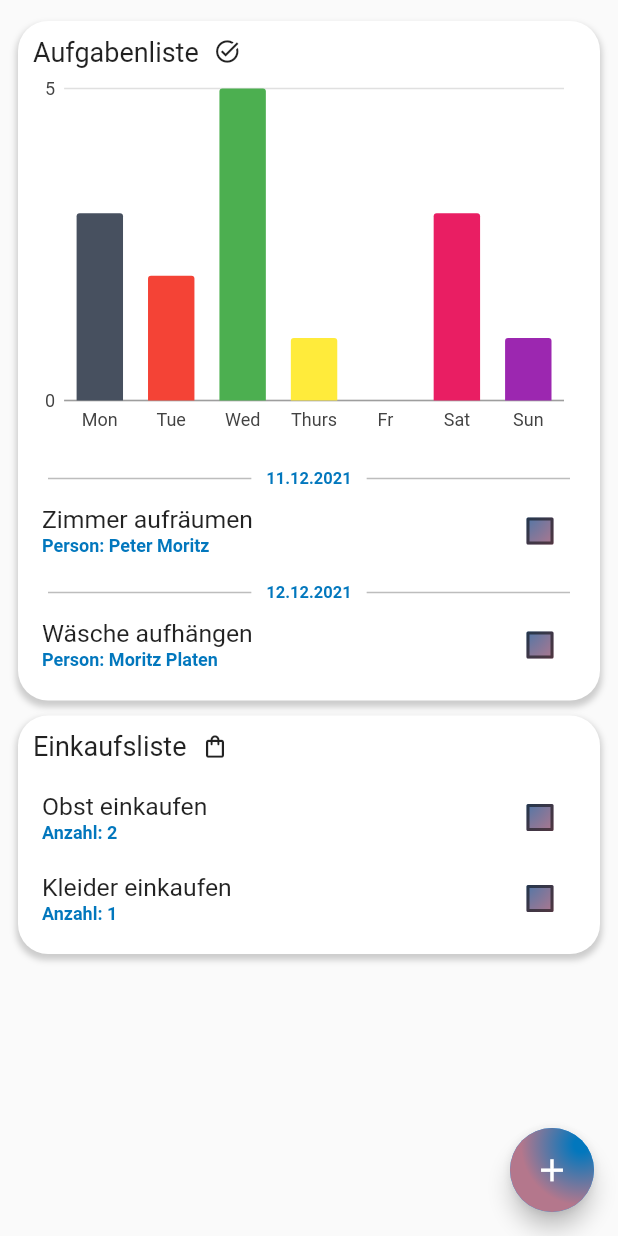
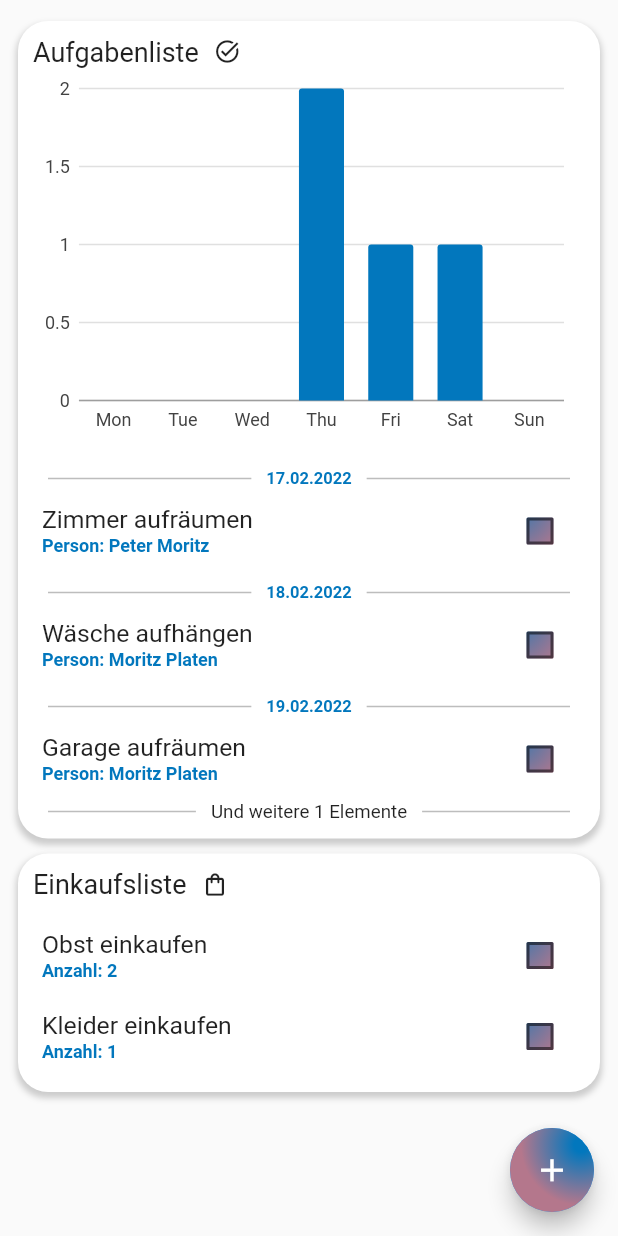
Before and after one commit to MoritzPlaten/Poam, a Flutter app: the screen it shows after launch, on a phone screen of 412 x 824 dp. Run offline on Flutter 3.47's test engine with Material 2 defaults, Android fonts, the phone set to English and light mode, and no system bars; our stand-ins replace charts_flutter, firebase_auth, firebase_core, google_fonts; accounts and stored records are empty; Roboto replaces fonts that are missing (Kreon, Ubuntu).

Commit message:
Change ItemModel, Add Chart

```diff
--- /dev/null
+++ b/lib/services/chartServices/Objects/ChartModel.dart
@@ -0,0 +1,9 @@
+import 'package:poam/services/chartServices/Objects/BartChartModel.dart';
+
+class ChartModel {
+
+  List<BarChartModel> barChartModels;
+
+  ChartModel(this.barChartModels);
+
+}
--- /dev/null
+++ b/lib/services/chartServices/Objects/ChartSeries.dart
@@ -0,0 +1,11 @@
+import 'BartChartModel.dart';
+
+import 'package:charts_flutter/flutter.dart' as charts;
+
+class ChartSeries {
+
+  List<charts.Series<BarChartModel, String>> series;
+
+  ChartSeries(this.series);
+
+}
--- a/lib/services/dateServices/DateService.dart
+++ b/lib/services/dateServices/DateService.dart
@@ -1,60 +1,9 @@
 import 'package:flutter/material.dart';
 import 'package:charts_flutter/flutter.dart' as charts;
-import 'Objects/BartChartModel.dart';
+import 'package:intl/intl.dart';
+import '../chartServices/Objects/BartChartModel.dart';
 
 class DateService {
-
-  final List<BarChartModel> data = [
-    BarChartModel(
-      day: "Mon",
-      tasks: 3,
-      finishedTasks: 1,
-      color: charts.ColorUtil.fromDartColor
-        (const Color(0xFF47505F)),
-    ),
-    BarChartModel(
-      day: "Tue",
-      tasks: 2,
-      finishedTasks: 0,
-      color: charts.ColorUtil.fromDartColor
-        (Colors.red),
-    ),
-    BarChartModel(
-      day: "Wed",
-      tasks: 5,
-      finishedTasks: 1,
-      color: charts.ColorUtil.fromDartColor
-        (Colors.green),
-    ),
-    BarChartModel(
-      day: "Thurs",
-      tasks: 1,
-      finishedTasks: 0,
-      color: charts.ColorUtil.fromDartColor
-        (Colors.yellow),
-    ),
-    BarChartModel(
-      day: "Fr",
-      tasks: 0,
-      finishedTasks: 1,
-      color: charts.ColorUtil.fromDartColor
-        (Colors.lightBlueAccent),
-    ),
-    BarChartModel(
-      day: "Sat",
-      tasks: 3,
-      finishedTasks: 0,
-      color: charts.ColorUtil.fromDartColor
-        (Colors.pink),
-    ),
-    BarChartModel(
-      day: "Sun",
-      tasks: 1,
-      finishedTasks: 1,
-      color: charts.ColorUtil.fromDartColor
-        (Colors.purple),
-    ),
-  ];
 
   ///Gets the Date of the Monday in this week
   DateTime getMondayDate() {
@@ -71,8 +20,8 @@ class DateService {
   }
 
   ///Get a List of all dates
-  List<String> getListOfAllDates(Iterable<dynamic> getItems) {
-    List<String> dates = List.generate(getItems.length, (index) => "");
+  List<DateTime> getListOfAllDates(Iterable<dynamic> getItems) {
+    List<DateTime> dates = List.generate(getItems.length, (index) => DateTime(0));
     for (int i = 0;i < dates.length; i++) {
 
       if (!dates.contains(getItems.elementAt(i).date)) {
@@ -80,11 +29,11 @@ class DateService {
       }
     }
     for (int i = 0;i < getItems.length; i++) {
-      dates.remove("");
+      dates.remove(DateTime(0));
     }
 
     dates.sort((a, b){ //sorting in ascending order
-      return DateTime.parse(a).compareTo(DateTime.parse(b));
+      return a.compareTo(b);
     });
 
     return dates;
@@ -98,4 +47,7 @@ class DateService {
     return days;
   }
 
+  String displayDate(DateTime dateTime) {
+    return DateFormat.E().format(dateTime);
+  }
 }
--- a/lib/services/itemServices/MenuService.dart
+++ b/lib/services/itemServices/MenuService.dart
@@ -1,4 +1,5 @@
 import 'package:flutter/cupertino.dart';
+import 'package:intl/intl.dart';
 import 'package:poam/services/itemServices/Objects/Category.dart';
 import 'package:poam/services/itemServices/Objects/ItemModel.dart';
 import 'package:poam/services/itemServices/Objects/Person.dart';
@@ -7,10 +8,13 @@ class MenuService extends ChangeNotifier {
 
   ///At the Moment the local db
   List<dynamic> getItems = [
-    ItemModel("Obst einkaufen", 2, false, Person(""), Categories.shopping, ""),
-    ItemModel("Wäsche aufhängen", 0, false, Person("Moritz Platen"), Categories.tasks, "2021-12-12"),
-    ItemModel("Kleider einkaufen", 1, false, Person(""), Categories.shopping, ""),
-    ItemModel("Zimmer aufräumen", 0, false, Person("Peter Moritz"), Categories.tasks, "2021-12-11"),
+    ItemModel("Obst einkaufen", 2, false, Person(""), Categories.shopping, DateTime(0)),
+    //ItemModel("Wäsche aufhängen", 0, false, Person("Moritz Platen"), Categories.tasks, DateFormat.yMd().format(DateTime(2022, 2, 12))),///TODO: Das habe ich geändert
+    ItemModel("Wäsche aufhängen", 0, false, Person("Moritz Platen"), Categories.tasks, DateTime(2022, 2, 18)),
+    ItemModel("Kleider einkaufen", 1, false, Person(""), Categories.shopping, DateTime(0)),
+    ItemModel("Zimmer aufräumen", 0, false, Person("Peter Moritz"), Categories.tasks, DateTime(2022, 2, 17)),
+    ItemModel("Garage aufräumen", 0, false, Person("Moritz Platen"), Categories.tasks, DateTime(2022, 2, 19)),
+    ItemModel("App programmieren", 0, false, Person("Moritz Platen"), Categories.tasks, DateTime(2022, 2, 17)),
   ];
 
   ///Remove the ItemModel from our db
--- a/lib/services/itemServices/Objects/ItemModel.dart
+++ b/lib/services/itemServices/Objects/ItemModel.dart
@@ -9,7 +9,7 @@ class ItemModel {
   bool isChecked;
   Person person;
   Categories categories;
-  String date;
+  DateTime date;
 
   ItemModel (this.title, this.count, this.isChecked, this.person, this.categories, this.date);
 
--- a/lib/widgets/PoamChart/PoamChart.dart
+++ b/lib/widgets/PoamChart/PoamChart.dart
@@ -1,10 +1,17 @@
+import 'package:flutter/cupertino.dart';
 import 'package:flutter/material.dart';
+import 'package:intl/intl.dart';
+import 'package:poam/services/chartServices/Objects/ChartModel.dart';
+import 'package:poam/services/chartServices/Objects/ChartSeries.dart';
 import 'package:poam/services/dateServices/DateService.dart';
 import 'package:charts_flutter/flutter.dart' as charts;
-import '../../services/dateServices/Objects/BartChartModel.dart';
+import 'package:provider/provider.dart';
+import '../../services/chartServices/Objects/BartChartModel.dart';
+import '../../services/itemServices/MenuService.dart';
 
 class PoamChart extends StatefulWidget {
-  const PoamChart({Key? key}) : super(key: key);
+
+  const PoamChart({Key? key }) : super(key: key);
 
   @override
   _PoamChartState createState() => _PoamChartState();
@@ -12,27 +19,51 @@ class PoamChart extends StatefulWidget {
 
 class _PoamChartState extends State<PoamChart> {
 
+  late Color primaryColor;
   late DateService dateService;
+  late List<DateTime> datesBetween;
+  late List<dynamic> items;
 
   @override
   Widget build(BuildContext context) {
 
+    final size = MediaQuery.of(context).size;
     dateService = DateService();
-    final size = MediaQuery.of(context).size;
+    primaryColor = Theme.of(context).primaryColor;
+    datesBetween = dateService.getDaysInBetween(dateService.getMondayDate(), dateService.getSundayDate());
+    items = Provider.of<MenuService>(context).getItems;
 
-    List<charts.Series<BarChartModel, String>> series = [
+    ///TODO: The chart should update
+
+    ChartModel chartModel = ChartModel([
+      for(int i = 0;i < datesBetween.length;i++)
+        BarChartModel(
+          day: dateService.displayDate(datesBetween.elementAt(i)),
+
+          tasks: items.where((element) => (element.date.day == datesBetween.elementAt(i).day)
+              && (element.date.month == datesBetween.elementAt(i).month)
+              && (element.date.year == datesBetween.elementAt(i).year)
+          ).length,
+
+          finishedTasks: 1,
+          color: charts.ColorUtil.fromDartColor
+            (primaryColor),
+        ),
+    ]);
+
+    ChartSeries chartSeries = ChartSeries([
       charts.Series(
-          id: "Financial",
-          data: dateService.data,
+          id: "Tasks",
+          data: chartModel.barChartModels,
           domainFn: (BarChartModel series, _) => series.day!,
           measureFn: (BarChartModel series, _) => series.tasks,
           colorFn: (BarChartModel series, _) => series.color!),
-    ];
+    ]);
 
-    return Container(
+    return SizedBox(
       width: size.width,
       height: 250,
-      child: charts.BarChart(series, animate: true,),
+      child: charts.BarChart(chartSeries.series, animate: true,),
     );
   }
 }
--- a/lib/widgets/PoamDateItem/PoamDateItem.dart
+++ b/lib/widgets/PoamDateItem/PoamDateItem.dart
@@ -19,7 +19,7 @@ class PoamDateItem extends StatefulWidget {
 class _PoamDateItemState extends State<PoamDateItem> {
 
   late DateService dateService;
-  late List<String> dates;
+  late List<DateTime> dates;
   late Color primaryColor;
 
   @override
@@ -66,7 +66,7 @@ class _PoamDateItemState extends State<PoamDateItem> {
                           ),
 
                           Text(
-                              DateFormat('dd.MM.yyyy').format(DateTime.parse(dates[k])),
+                              DateFormat("dd.MM.yyyy").format(dates[k]),
                             style: GoogleFonts.novaMono(
                               fontSize: 11,
                               color: primaryColor,
--- a/lib/widgets/PoamFloatingButton/PoamFloatingButton.dart
+++ b/lib/widgets/PoamFloatingButton/PoamFloatingButton.dart
@@ -1,4 +1,5 @@
 import 'package:flutter/material.dart';
+import 'package:intl/intl.dart';
 import 'package:poam/services/itemServices/MenuService.dart';
 import 'package:poam/services/itemServices/Objects/Category.dart';
 import 'package:poam/services/itemServices/Objects/ItemModel.dart';
@@ -29,8 +30,8 @@ class _PoamFloatingButtonState extends State<PoamFloatingButton> {
         setState(() {
 
           ///####################### Its only for demonstrate, when the db is integrated this will be deleted
-          Provider.of<MenuService>(context, listen: false).addItem(ItemModel("Zimmer aufräumen", 1, false, Person("Moritz Platen"), Categories.tasks, "2021-12-12"));
-          Provider.of<MenuService>(context, listen: false).addItem(ItemModel("Gurken holen", 1, false, Person(""), Categories.shopping, "2021-12-12"));
+          Provider.of<MenuService>(context, listen: false).addItem(ItemModel("Zimmer aufräumen", 1, false, Person("Moritz Platen"), Categories.tasks, DateTime(0)));
+          Provider.of<MenuService>(context, listen: false).addItem(ItemModel("Gurken holen", 1, false, Person(""), Categories.shopping, DateTime(2022, 2, 12)));
           ///#######################
 
           ///Navigate to PoamPopUp and add a Provider
--- a/lib/widgets/PoamMenu/PoamMenu.dart
+++ b/lib/widgets/PoamMenu/PoamMenu.dart
@@ -112,7 +112,15 @@ class _PoamMenuState extends State<PoamMenu> {
               ],
             ),
 
-            if (widget.categories! == Categories.tasks) const PoamChart(),
+            if (widget.categories! == Categories.tasks)
+              MultiProvider(
+                providers: [
+                  ChangeNotifierProvider(
+                    create: (_) => MenuService(),
+                  ),
+                ],
+                child: const PoamChart(),
+              ),
 
             const SizedBox(
               height: 10,
--- a/lib/widgets/PoamPopUp/PoamPopUp.dart
+++ b/lib/widgets/PoamPopUp/PoamPopUp.dart
@@ -1,5 +1,6 @@
 import 'package:flutter/cupertino.dart';
 import 'package:flutter/material.dart';
+import 'package:intl/intl.dart';
 import 'package:poam/services/itemServices/MenuService.dart';
 import 'package:poam/services/itemServices/Objects/Category.dart';
 import 'package:poam/services/itemServices/Objects/ItemModel.dart';
@@ -104,7 +105,7 @@ class _PoamPopUpState extends State<PoamPopUp> {
                         onTap: () => {
                           setState(() {
                             if (titleTextFieldController.text != "") {
-                              Provider.of<MenuService>(context, listen: false).addItem(ItemModel(titleTextFieldController.text, 1, false, Person("Moritz Platen"), Categories.tasks, "07/02/2022"));
+                              Provider.of<MenuService>(context, listen: false).addItem(ItemModel(titleTextFieldController.text, 1, false, Person("Moritz Platen"), Categories.tasks, DateTime(2022, 2, 12)));
                             }
                           })
                         },
```
Also changed, not shown: lib/services/chartServices/Objects/BartChartModel.dart (renamed from lib/services/dateServices/Objects/BartChartModel.dart).
